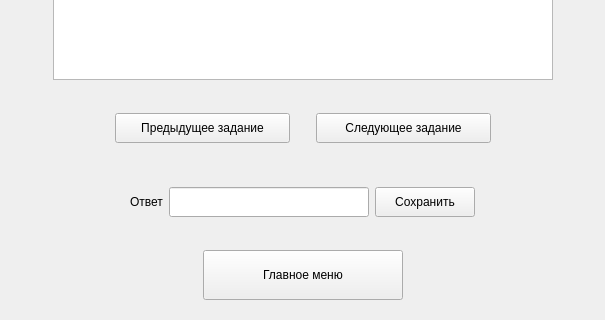
Before: the Qt Designer form taskswindow.ui in icspero/3-semester-CourseWork_Client, drawn with Qt 5; both pictures show x 97 to 702 and y 280 to 600 of the 800 by 600 pixel window.
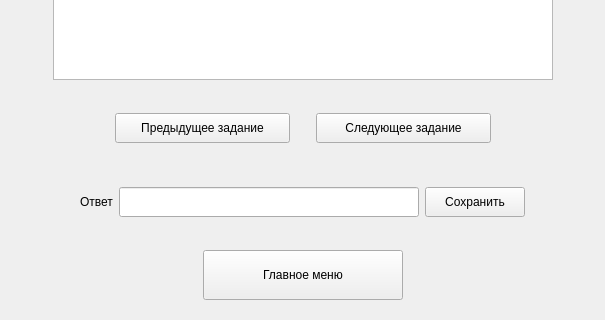
After: the same form once the commit is applied.

The edit to the form file:
```diff
--- a/taskswindow.ui
+++ b/taskswindow.ui
@@ -164,7 +164,7 @@
         </property>
         <property name="minimumSize">
          <size>
-          <width>200</width>
+          <width>300</width>
           <height>30</height>
          </size>
         </property>
```
